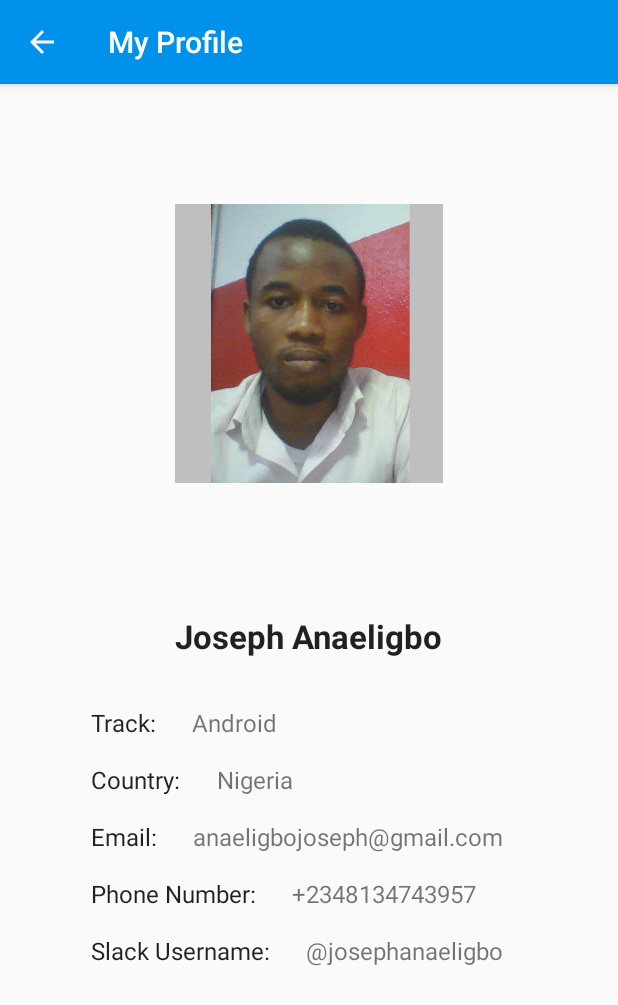
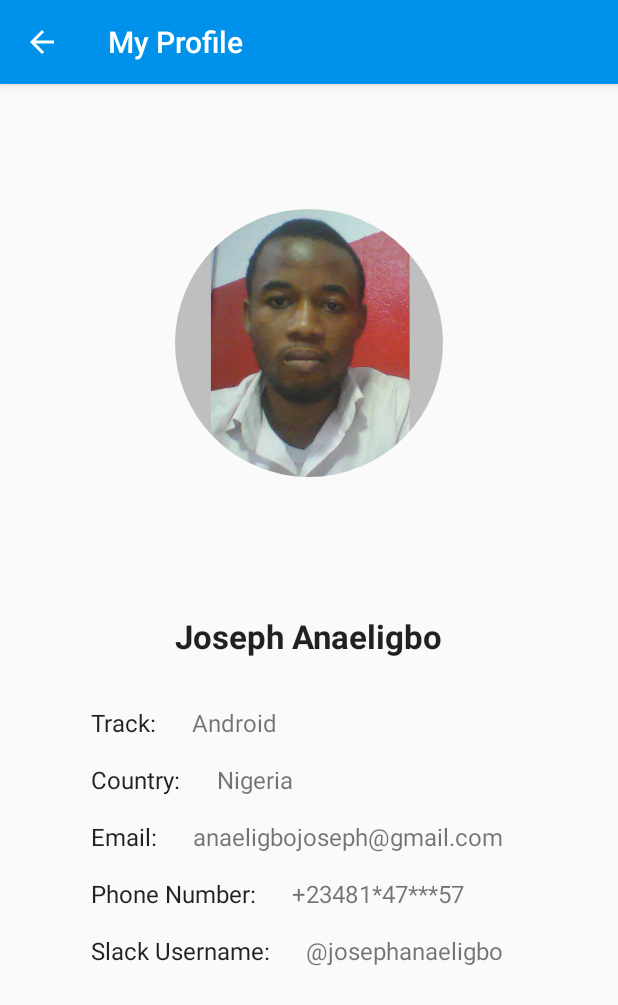
Before and after one commit to Anaeligbo-Joseph/ALC4Phase1, an Android app: the ProfileActivity screen opened directly, with no data from a screen before it, on a phone screen of 412 x 824 dp. Shown: the top 1005 px of the screen. Run offline under Robolectric (Android 15) with nearby library versions, the phone set to English and light mode, and no system bars; pictures from the network do not load.

```diff
--- a/app/build.gradle
+++ b/app/build.gradle
@@ -22,6 +22,7 @@ dependencies {
     implementation fileTree(dir: 'libs', include: ['*.jar'])
     implementation 'com.android.support:appcompat-v7:28.0.0-alpha1'
     implementation 'com.android.support.constraint:constraint-layout:1.1.0'
+    implementation 'com.github.bumptech.glide:glide:4.9.0'
     testImplementation 'junit:junit:4.12'
     androidTestImplementation 'com.android.support.test:runner:1.0.2'
     androidTestImplementation 'com.android.support.test.espresso:espresso-core:3.0.2'
--- a/app/src/main/AndroidManifest.xml
+++ b/app/src/main/AndroidManifest.xml
@@ -19,6 +19,7 @@
             </intent-filter>
         </activity>
         <activity android:name=".AboutActivity"
+            android:theme="@style/AppTheme"
             android:screenOrientation="portrait"
             android:label="@string/label_about_alc"
             android:parentActivityName=".AboutActivity"/>
--- a/app/src/main/java/com/joseph/alc4/alc4phase1/ProfileActivity.java
+++ b/app/src/main/java/com/joseph/alc4/alc4phase1/ProfileActivity.java
@@ -1,7 +1,11 @@
 package com.joseph.alc4.alc4phase1;
 
+import android.os.Bundle;
 import android.support.v7.app.AppCompatActivity;
-import android.os.Bundle;
+import android.widget.ImageView;
+
+import com.bumptech.glide.Glide;
+import com.bumptech.glide.load.resource.bitmap.CircleCrop;
 
 public class ProfileActivity extends AppCompatActivity {
 
@@ -9,5 +13,14 @@ public class ProfileActivity extends AppCompatActivity {
     protected void onCreate(Bundle savedInstanceState) {
         super.onCreate(savedInstanceState);
         setContentView(R.layout.activity_profile);
+
+        ImageView imageView=findViewById(R.id.imageView);
+
+        Glide.with(this)
+                .load(R.drawable.alc4pics)
+                .transform(new CircleCrop())
+                .into(imageView);
+
+
     }
 }
--- a/app/src/main/res/layout-large/activity_profile.xml
+++ b/app/src/main/res/layout-large/activity_profile.xml
@@ -134,7 +134,7 @@
         android:layout_height="wrap_content"
         android:layout_marginStart="24dp"
         android:layout_marginLeft="24dp"
-        android:text="+2348134743957"
+        android:text="@string/phone_number"
         android:textSize="@dimen/subhead_text_font_size"
         app:layout_constraintBottom_toBottomOf="@+id/textView6"
         app:layout_constraintStart_toEndOf="@+id/textView6" />
--- a/app/src/main/res/layout/activity_profile.xml
+++ b/app/src/main/res/layout/activity_profile.xml
@@ -138,7 +138,7 @@
         android:layout_height="wrap_content"
         android:layout_marginStart="24dp"
         android:layout_marginLeft="24dp"
-        android:text="+2348134743957"
+        android:text="@string/phone_number"
         android:textSize="@dimen/subhead_text_font_size"
         app:layout_constraintBottom_toBottomOf="@+id/textView6"
         app:layout_constraintStart_toEndOf="@+id/textView6" />
--- a/app/src/main/res/values/strings.xml
+++ b/app/src/main/res/values/strings.xml
@@ -9,4 +9,7 @@
     <string name="slack_username">\@josephanaeligbo</string>
     <string name="label_about_alc">About ALC</string>
     <string name="label_profile">My Profile</string>
+    <string name="phone_number">+23481*47***57</string>
+    <string name="ssl_certificate_warning">This SSL Certificate of the site is not trusted.</string>
+    <string name="warning_ssl">SECURITY WARNING</string>
 </resources>
--- a/build.gradle
+++ b/build.gradle
@@ -7,7 +7,7 @@ buildscript {
         jcenter()
     }
     dependencies {
-        classpath 'com.android.tools.build:gradle:3.2.1'
+        classpath 'com.android.tools.build:gradle:3.4.2'
 
 
         // NOTE: Do not place your application dependencies here; they belong
```
Also changed, not shown: app/src/main/java/com/joseph/alc4/alc4phase1/AboutActivity.java (+54 -9 lines), app/src/main/res/layout/activity_about.xml (+10 -10 lines).
